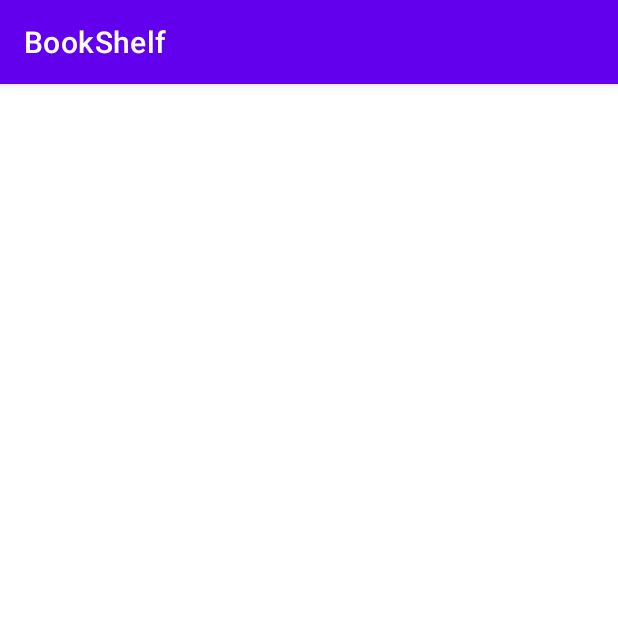
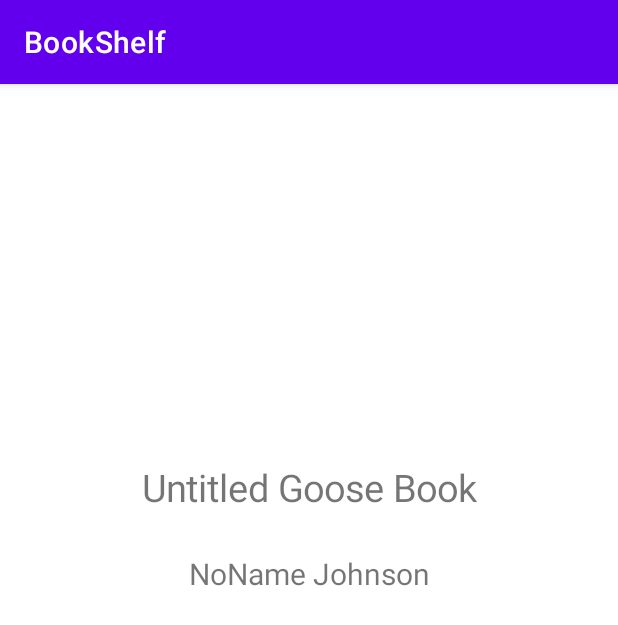
Before and after one commit to GrantGwiaz/BookShelf, an Android app: the fragment BookDetailsFragment placed in its activity, on a phone screen of 412 x 824 dp. Shown: the top 625 px of the screen. Run offline under Robolectric (Android 15) with nearby library versions, the phone set to English and light mode, and no system bars.

Commit message:
Fragment interact correctly in portrait

```diff
--- a/app/src/main/java/edu/temple/bookshelf/Book.java
+++ b/app/src/main/java/edu/temple/bookshelf/Book.java
@@ -11,6 +11,10 @@ public class Book implements Parcelable {
     public Book(String title, String author) {
         this.author = author;
         this.title = title;
+    }
+    public Book() {
+        author = "NoName Johnson";
+        title = "Untitled Goose Book";
     }
 
     protected Book(Parcel in) {
--- a/app/src/main/java/edu/temple/bookshelf/BookDetailsFragment.java
+++ b/app/src/main/java/edu/temple/bookshelf/BookDetailsFragment.java
@@ -2,8 +2,10 @@ package edu.temple.bookshelf;
 
 import android.os.Bundle;
 
+import androidx.constraintlayout.widget.ConstraintLayout;
 import androidx.fragment.app.Fragment;
 
+import android.view.Gravity;
 import android.view.LayoutInflater;
 import android.view.View;
 import android.view.ViewGroup;
@@ -12,30 +14,72 @@ import android.widget.TextView;
 
 public class BookDetailsFragment extends Fragment {
 
+    private static final String ARG_BOOK = "param1";
+
+    private Book book;
+
+    TextView title;
+    TextView author;
+
     public BookDetailsFragment() {
         // Required empty public constructor
+    }
+
+    public static BookDetailsFragment newInstance(Book book) {
+
+        BookDetailsFragment fragment = new BookDetailsFragment();
+        Bundle args = new Bundle();
+        args.putParcelable(ARG_BOOK, book);
+        fragment.setArguments(args);
+        return fragment;
+    }
+
+    @Override
+    public void onCreate(Bundle savedInstanceState) {
+        super.onCreate(savedInstanceState);
+        setRetainInstance(true);
+        if( getArguments() != null) {
+            book = getArguments().getParcelable(ARG_BOOK);
+        } else {
+            book = new Book();
+        }
     }
 
     @Override
     public View onCreateView(LayoutInflater inflater, ViewGroup container,
                              Bundle savedInstanceState) {
         // Inflate the layout for this fragment
-        View  layout = inflater.inflate(R.layout.fragment_book_list, container, false);
+        ConstraintLayout layout = (ConstraintLayout) inflater.inflate(R.layout.fragment_book_details, container, false);
 
-        TextView bookTitle = layout.findViewById(R.id.textViewBookTitle);
-        TextView bookAuthor = layout.findViewById(R.id.textViewBookAuthor);
+        title = layout.findViewById(R.id.textViewBookTitle);
+        author = layout.findViewById(R.id.textViewBookAuthor);
 
+        if( getArguments() != null) {
+            title.setText(book.getTitle());
+            author.setText(book.getAuthor());
+        } else {
+            book = new Book();
+            title.setText(book.getTitle());
+            author.setText(book.getAuthor());
+        }
 
+        title.setTextSize(25);
+        author.setTextSize(20);
+        title.setPadding(15, 30,15,0);
+        author.setPadding(15, 10,15,0);
+
+        title.setGravity(Gravity.CENTER_HORIZONTAL);
+        author.setGravity(Gravity.CENTER_HORIZONTAL);
 
         return layout;
     }
 
-    public static BookDetailsFragment newInstance(Book book) {
+    public void changeBook() {
+        title.setText(book.getTitle());
+        author.setText(book.getAuthor());
 
-        Bundle args = new Bundle();
+    }
 
-        BookDetailsFragment fragment = new BookDetailsFragment();
-        fragment.setArguments(args);
-        return fragment;
-    }
+
+
 }
--- a/app/src/main/java/edu/temple/bookshelf/BookListFragment.java
+++ b/app/src/main/java/edu/temple/bookshelf/BookListFragment.java
@@ -1,7 +1,9 @@
 package edu.temple.bookshelf;
 
+import android.content.Context;
 import android.os.Bundle;
 
+import androidx.annotation.NonNull;
 import androidx.constraintlayout.widget.ConstraintLayout;
 import androidx.fragment.app.Fragment;
 
@@ -11,6 +13,7 @@ import android.view.ViewGroup;
 import android.widget.AdapterView;
 import android.widget.ListAdapter;
 import android.widget.ListView;
+import android.widget.Toast;
 
 import java.util.ArrayList;
 
@@ -18,11 +21,29 @@ import java.util.ArrayList;
 
 public class BookListFragment extends Fragment {
 
+    BookListFragmentInterface parentActivity;
+
     private static final String ARG_BOOKLIST = "param1";
 
     private BookList bookList;
 
     public BookListFragment() {}
+
+    @Override
+    public void onAttach(@NonNull Context context) {
+        super.onAttach(context);
+        if(getActivity() instanceof BookListFragmentInterface) {
+            parentActivity = (BookListFragmentInterface) context;
+        } else {
+            throw new RuntimeException("Please Implement the BookListFragmentInterface");
+        }
+    }
+
+    @Override
+    public void onDetach() {
+        super.onDetach();
+        parentActivity = null;
+    }
 
     public static BookListFragment newInstance(BookList bookList) {
         BookListFragment fragment = new BookListFragment();
@@ -35,6 +56,7 @@ public class BookListFragment extends Fragment {
     @Override
     public void onCreate(Bundle savedInstanceState) {
         super.onCreate(savedInstanceState);
+        setRetainInstance(true);
         if( getArguments() != null) {
             bookList = getArguments().getParcelable(ARG_BOOKLIST);
         } else {
@@ -52,12 +74,18 @@ public class BookListFragment extends Fragment {
         listView.setAdapter(adapter);
 
         listView.setOnItemClickListener(new AdapterView.OnItemClickListener() {
+
             @Override
             public void onItemClick(AdapterView<?> parent, View view, int position, long id) {
+                parentActivity.fragmentClick(bookList.get(position));
 
             }
         });
 
         return listView;
     }
+
+    interface  BookListFragmentInterface {
+        void fragmentClick(Book book);
+    }
 }
--- a/app/src/main/java/edu/temple/bookshelf/MainActivity.java
+++ b/app/src/main/java/edu/temple/bookshelf/MainActivity.java
@@ -5,10 +5,11 @@ import androidx.fragment.app.FragmentManager;
 import androidx.fragment.app.FragmentTransaction;
 
 import android.os.Bundle;
+import android.widget.Toast;
 
 import java.util.ArrayList;
 
-public class MainActivity extends AppCompatActivity {
+public class MainActivity extends AppCompatActivity implements BookListFragment.BookListFragmentInterface {
 
 
         FragmentManager fragmentManager;
@@ -26,23 +27,30 @@ public class MainActivity extends AppCompatActivity {
         BookList books = new BookList();
         books.addSomeBooks(10);
 
+        if(getSupportFragmentManager().findFragmentById((R.id.container_1)) instanceof BookListFragment
+                && getSupportFragmentManager().findFragmentById((R.id.container_1)) != null )
+        {
+            getSupportFragmentManager()
+                    .beginTransaction()
+                    .attach(getSupportFragmentManager().findFragmentById((R.id.container_1)))
+                    .commit();
+
+        } else {
+            getSupportFragmentManager()
+                    .beginTransaction()
+                    .replace(R.id.container_1,BookListFragment.newInstance(books))
+                    .commit();
+        }
+
+
+    }
+
+    public void fragmentClick(Book book) {
         getSupportFragmentManager()
                 .beginTransaction()
-                .add(R.id.listContainer,BookListFragment.newInstance(books))
+                .replace(R.id.container_1, BookDetailsFragment.newInstance(book))
+                .addToBackStack(null)
                 .commit();
-        /*
-        bookListFragment = BookListFragment.newInstance(books);
-        //bookDetailsFragment = new BookDetailsFragment();
-
-        fragmentManager = getSupportFragmentManager();
-
-        fragmentTransaction = fragmentManager.beginTransaction();
-
-        fragmentTransaction.add(R.id.listContainer, bookListFragment);
-
-        fragmentTransaction.commit();
-
-         */
     }
 
 
--- /dev/null
+++ b/app/src/main/res/layout-land/activity_main.xml
@@ -0,0 +1,22 @@
+<?xml version="1.0" encoding="utf-8"?>
+<LinearLayout
+    xmlns:android="http://schemas.android.com/apk/res/android" android:layout_width="match_parent"
+    android:layout_height="match_parent"
+    android:orientation="horizontal">
+
+    <FrameLayout
+        android:id="@+id/container_1"
+        android:layout_width="0dp"
+        android:layout_height="match_parent"
+        android:layout_weight="1">
+
+    </FrameLayout>
+    <FrameLayout
+        android:id="@+id/container_2"
+        android:layout_width="0dp"
+        android:layout_height="match_parent"
+        android:layout_weight="1">
+
+    </FrameLayout>
+
+</LinearLayout>
--- /dev/null
+++ b/app/src/main/res/layout-large/activity_main.xml
@@ -0,0 +1,22 @@
+<?xml version="1.0" encoding="utf-8"?>
+<LinearLayout
+    xmlns:android="http://schemas.android.com/apk/res/android" android:layout_width="match_parent"
+    android:layout_height="match_parent"
+    android:orientation="horizontal">
+
+    <FrameLayout
+        android:id="@+id/container_1"
+        android:layout_width="0dp"
+        android:layout_height="match_parent"
+        android:layout_weight="1">
+
+    </FrameLayout>
+    <FrameLayout
+        android:id="@+id/container_2"
+        android:layout_width="0dp"
+        android:layout_height="match_parent"
+        android:layout_weight="1">
+
+    </FrameLayout>
+
+</LinearLayout>
--- a/app/src/main/res/layout/activity_main.xml
+++ b/app/src/main/res/layout/activity_main.xml
@@ -1,23 +1,8 @@
 <?xml version="1.0" encoding="utf-8"?>
-<androidx.constraintlayout.widget.ConstraintLayout xmlns:android="http://schemas.android.com/apk/res/android"
+<FrameLayout xmlns:android="http://schemas.android.com/apk/res/android"
+    android:id="@+id/container_1"
     xmlns:app="http://schemas.android.com/apk/res-auto"
     xmlns:tools="http://schemas.android.com/tools"
     android:layout_width="match_parent"
     android:layout_height="match_parent"
-    tools:context=".MainActivity">
-
-    <FrameLayout
-        android:id="@+id/listContainer"
-        android:layout_width="0dp"
-        android:layout_height="0dp"
-        android:layout_marginStart="16dp"
-        android:layout_marginTop="16dp"
-        android:layout_marginEnd="16dp"
-        android:layout_marginBottom="16dp"
-        app:layout_constraintBottom_toBottomOf="parent"
-        app:layout_constraintEnd_toEndOf="parent"
-        app:layout_constraintStart_toStartOf="parent"
-        app:layout_constraintTop_toTopOf="parent">
-
-    </FrameLayout>
-</androidx.constraintlayout.widget.ConstraintLayout>
+    tools:context=".MainActivity"/>
```
